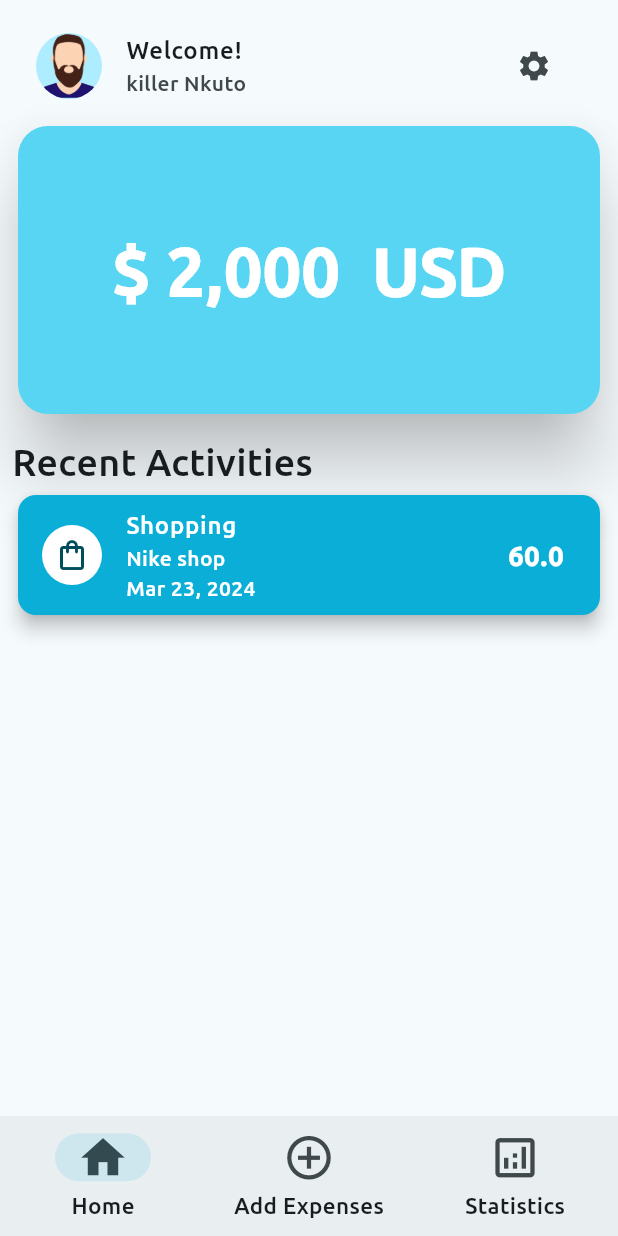
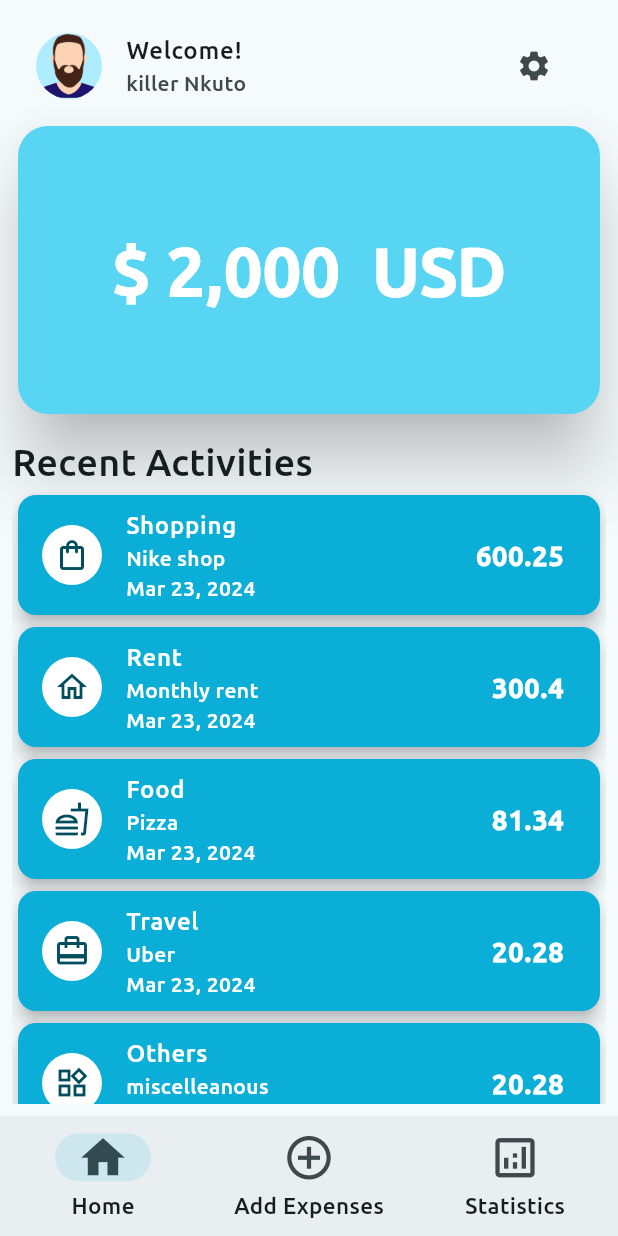
Before and after one commit to kwame70/expenses_app, a Flutter app: the screen it shows after launch, on a phone screen of 412 x 824 dp. Run offline on Flutter 3.47's test engine with Material 3 defaults, Android fonts, the phone set to English and light mode, and no system bars.

Commit message:
homepage(80% completed)

```diff
--- a/lib/constants/constants.dart
+++ b/lib/constants/constants.dart
@@ -19,3 +19,16 @@ class Constants {
     ),
   );
 }
+
+enum IconDisplay {
+  shopping(Icons.shopping_cart_outlined, "Shopping"),
+  home(Icons.home_outlined, "Rent"),
+  food(Icons.fastfood_outlined, "Food"),
+  travel(Icons.card_travel_outlined, "Travel"),
+  other(Icons.widgets_outlined, "Other");
+
+  const IconDisplay(this.icon, this.label);
+
+  final String label;
+  final IconData icon;
+}
--- /dev/null
+++ b/lib/constants/entry_list.dart
@@ -0,0 +1,38 @@
+final entries = [
+  {
+    "category": "Shopping",
+    "icon": "shopping_bag_outlined",
+    "notes": "Nike shop",
+    "amount": 600.25,
+  },
+  {
+    "category": "Rent",
+    "icon": "home_outlined",
+    "notes": "Monthly rent",
+    "amount": 300.40
+  },
+  {
+    "category": "Food",
+    "icon": "fastfood_outlined",
+    "notes": "Pizza",
+    "amount": 81.34
+  },
+  {
+    "category": "Travel",
+    "icon": "card_travel_outlined",
+    "notes": "Uber",
+    "amount": 20.28,
+  },
+  {
+    "category": "Others",
+    "icon": "widgets_outlined",
+    "notes": "miscelleanous",
+    "amount": 20.28,
+  },
+  {
+    "category": "Food",
+    "icon": "fastfood_outlined",
+    "notes": "fufu",
+    "amount": 100.30,
+  },
+];
--- a/lib/pages/welcome.dart
+++ b/lib/pages/welcome.dart
@@ -1,3 +1,4 @@
+import 'package:expense_tracker/constants/entry_list.dart';
 import 'package:expense_tracker/widgets/activity_card.dart';
 import 'package:expense_tracker/widgets/card_widget.dart';
 import 'package:flutter/material.dart';
@@ -7,6 +8,15 @@ class Welcome extends StatelessWidget {
 
   @override
   Widget build(BuildContext context) {
+    // Map of icon names to IconData
+    final Map<String, IconData> iconDataMap = {
+      "shopping_bag_outlined": Icons.shopping_bag_outlined,
+      "home_outlined": Icons.home_outlined,
+      "fastfood_outlined": Icons.fastfood_outlined,
+      "card_travel_outlined": Icons.card_travel_outlined,
+      "widgets_outlined": Icons.widgets_outlined,
+    };
+
     return SafeArea(
       child: Padding(
         padding: const EdgeInsets.all(8.0),
@@ -25,6 +35,7 @@ class Welcome extends StatelessWidget {
                 radius: 22,
               ),
             ),
+            //main card
             const MyCard(totalExp: "\$ 2,000  USD"),
             const SizedBox(
               height: 10,
@@ -33,11 +44,25 @@ class Welcome extends StatelessWidget {
               "Recent Activities",
               style: TextStyle(fontSize: 25),
             ),
-            const ActivityCard(
-                category: "Shopping",
-                icon: Icons.shopping_bag_outlined,
-                notes: "Nike shop",
-                amount: 60)
+            Expanded(
+                child: ListView.builder(
+              itemCount: entries.length,
+              itemBuilder: (context, index) {
+                final entryList = entries[index];
+                //activity card
+                return ActivityCard(
+                    category: entryList["category"].toString(),
+                    icon: iconDataMap[entryList["icon"].toString()]!,
+                    notes: entryList["notes"].toString(),
+                    amount: entryList["amount"] as double);
+              },
+            )),
+
+            // const ActivityCard(
+            //     category: "Shopping",
+            //     icon: Icons.shopping_bag_outlined,
+            //     notes: "Nike shop",
+            //     amount: 60)
           ],
         ),
       ),
```
Also changed, not shown: lib/pages/add_expenses.dart (+21 -13 lines), pubspec.lock.
